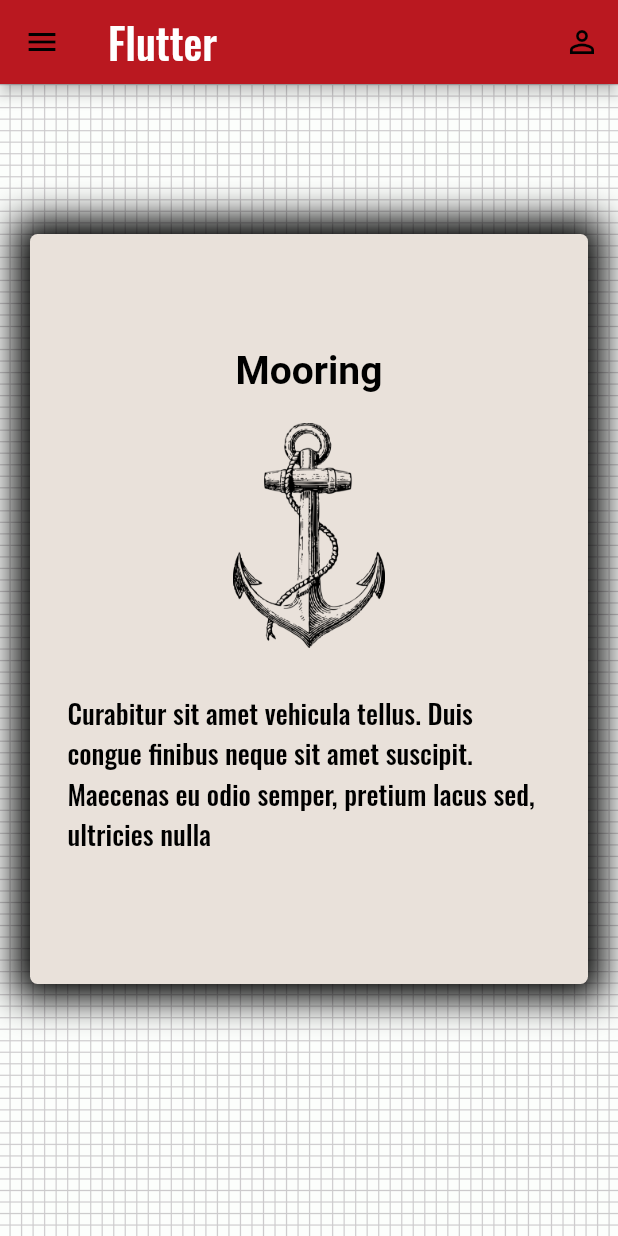
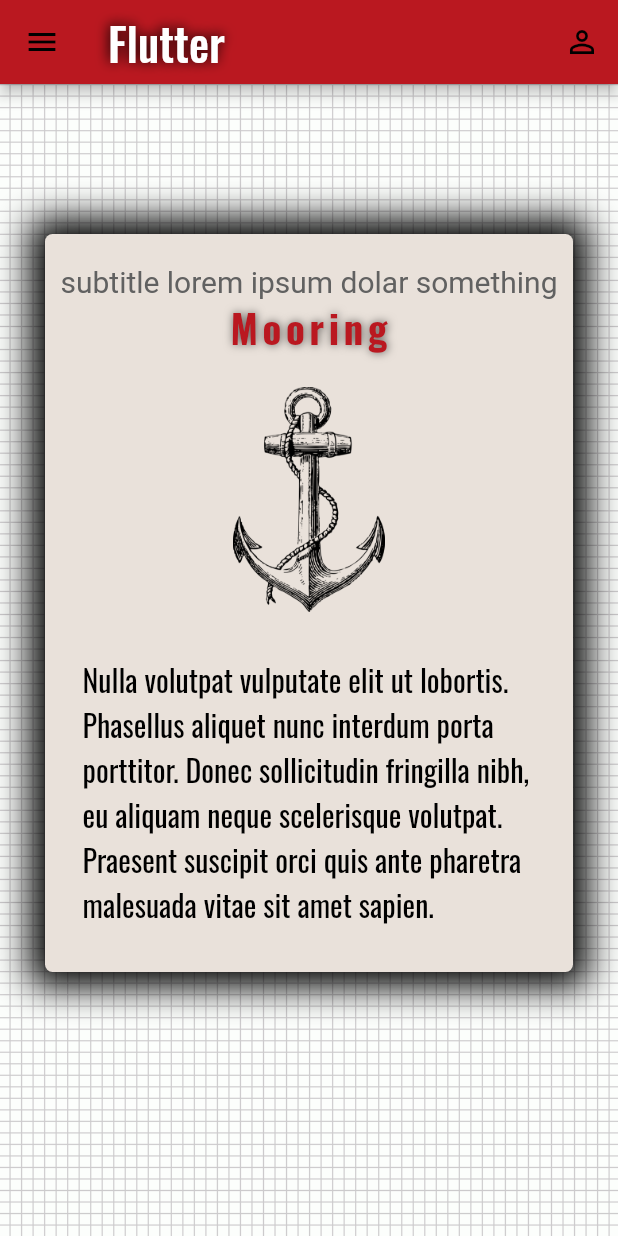
Before and after one commit to EYoung75/organizer, a Flutter app: the screen it shows after launch, swiped to page 2, on a phone screen of 412 x 824 dp. Run offline on Flutter 3.47's test engine with Material 2 defaults, Android fonts, the phone set to English and light mode, and no system bars; our stand-ins replace google_fonts; Roboto replaces fonts that are missing (Charm).

Commit message:
Fixed pod issue, exported page card into separate widget, finished page card styling and created constants file to contain themes and styles

```diff
--- /dev/null
+++ b/lib/constants.dart
@@ -0,0 +1,41 @@
+import 'package:flutter/material.dart';
+import 'package:google_fonts/google_fonts.dart';
+
+const red = Color.fromRGBO(186, 24, 32, 1);
+const bone = Color.fromRGBO(233, 225, 218, 1);
+
+dynamic titletext = GoogleFonts.oswald(
+  fontSize: 30,
+  color: Colors.white,
+  shadows: [
+    Shadow(
+      color: Color.fromRGBO(0, 0, 0, 1),
+      blurRadius: 10,
+      offset: Offset.fromDirection(10.0),
+    )
+  ],
+);
+
+dynamic subtitleText = GoogleFonts.oswald(
+  fontWeight: FontWeight.bold,
+  fontSize: 26,
+  color: red,
+  letterSpacing: 3.0,
+  shadows: [
+    Shadow(
+      color: Color.fromRGBO(0, 0, 0, .6),
+      blurRadius: 7,
+      offset: Offset.fromDirection(.1, .5 ),
+    )
+  ],
+);
+
+dynamic paragraphBlack = GoogleFonts.oswald(
+  fontSize: 20,
+  color: Colors.black,
+);
+
+dynamic paragraphGray = GoogleFonts.charm(
+  fontSize: 20,
+  color: Colors.grey[700],
+);
--- a/lib/main.dart
+++ b/lib/main.dart
@@ -1,5 +1,7 @@
 import 'package:flutter/material.dart';
 import 'package:google_fonts/google_fonts.dart';
+import './pageCard.dart';
+import './constants.dart';
 
 void main() {
   runApp(
@@ -13,31 +15,6 @@ class MyApp extends StatelessWidget {
     return MaterialApp(
       debugShowCheckedModeBanner: false,
       title: 'Organizer',
-      theme: ThemeData(
-        textTheme: TextTheme(
-          headline1: GoogleFonts.charm(
-            fontWeight: FontWeight.bold,
-            fontSize: 30,
-            color: Colors.black,
-            shadows: [
-              Shadow(
-                  color: Color.fromRGBO(0, 0, 0, .6),
-                  blurRadius: 10,
-                  offset: Offset.fromDirection(10.0))
-            ],
-          ),
-          bodyText2: GoogleFonts.charm(
-            fontWeight: FontWeight.bold,
-            fontSize: 26,
-            color: Colors.black,
-          ),
-          bodyText1: GoogleFonts.oswald(
-            fontSize: 18,
-            color: Colors.black,
-          ),
-        ),
-        visualDensity: VisualDensity.adaptivePlatformDensity,
-      ),
       home: Home(),
     );
   }
@@ -52,9 +29,7 @@ class HomeDrawer extends StatelessWidget {
       child: Container(
         decoration: BoxDecoration(
           image: DecorationImage(
-            image: AssetImage("/images/grid.png"),
-            fit: BoxFit.cover
-          ),
+              image: AssetImage("/images/grid.png"), fit: BoxFit.cover),
         ),
         child: (ListView(
           children: <Widget>[
@@ -112,7 +87,7 @@ class _HomeState extends State<Home> {
       drawer: HomeDrawer(),
       appBar: AppBar(
         iconTheme: IconThemeData(color: Colors.black),
-        backgroundColor: Color.fromRGBO(186, 24, 32, 1),
+        backgroundColor: red,
         actions: [
           IconButton(
             onPressed: () {},
@@ -121,10 +96,7 @@ class _HomeState extends State<Home> {
         ],
         title: Text(
           "Flutter",
-          style: Theme.of(context)
-              .textTheme
-              .bodyText1
-              .copyWith(color: Colors.white, fontSize: 28),
+          style: titletext
         ),
       ),
       body: Container(
@@ -149,172 +121,22 @@ class PageContainer extends StatelessWidget {
     return PageView(
       controller: PageController(initialPage: 0),
       children: [
-        PageOne(),
-        PageTwo(),
-        PageThree(),
+        PageCard(
+          'Mind Map',
+          'images/brain.png',
+          'Lorem ipsum dolor sit amet, consectetur adipiscing elit. Vestibulum non diam vel velit ullamcorper finibus vitae vel sapien. Phasellus ac risus aliquam, mollis felis vitae, pulvinar lacus.',
+        ),
+        PageCard(
+          'Mooring',
+          'images/anchor.png',
+          'Nulla volutpat vulputate elit ut lobortis. Phasellus aliquet nunc interdum porta porttitor. Donec sollicitudin fringilla nibh, eu aliquam neque scelerisque volutpat. Praesent suscipit orci quis ante pharetra malesuada vitae sit amet sapien. ',
+        ),
+        PageCard(
+          'Solidify',
+          'images/dragonfly.png',
+          'Duis elementum eu neque ut pharetra. Lorem ipsum dolor sit amet, consectetur adipiscing elit. In aliquam in ex eget congue. Nunc arcu dui, pharetra sit amet lacinia non, ullamcorper eu ante.',
+        ),
       ],
     );
   }
 }
-
-class PageOne extends StatelessWidget {
-  @override
-  Widget build(BuildContext context) {
-    return Container(
-      margin: EdgeInsets.symmetric(vertical: 100),
-      child: Column(
-        children: [
-          Container(
-            decoration: BoxDecoration(
-              boxShadow: [
-                BoxShadow(
-                  blurRadius: 20,
-                  color: Colors.black,
-                  spreadRadius: 10,
-                ),
-              ],
-              color: Color.fromRGBO(233, 225, 218, 1),
-              borderRadius: BorderRadius.circular(5),
-            ),
-            margin: EdgeInsets.symmetric(horizontal: 20),
-            height: 500,
-            width: double.infinity,
-            child: Center(
-              child: Column(
-                mainAxisAlignment: MainAxisAlignment.center,
-                children: [
-                  Text(
-                    "Mind Map",
-                  ),
-                  SizedBox(height: 20),
-                  Container(
-                    height: 150,
-                    child: Image.asset(
-                      "images/brain.png",
-                    ),
-                  ),
-                  SizedBox(height: 20),
-                  Container(
-                    margin: EdgeInsets.symmetric(horizontal: 25, vertical: 10),
-                    child: Text(
-                      "Lorem ipsum dolor sit amet, consectetur adipiscing elit. Duis eget porta odio, sit amet vestibulum sem. Aliquam pellentesque arcu sit amet magna ornare, vitae pellentesque nibh scelerisque. Integer rutrum, nisl sit amet eleifend placerat.",
-                      style: Theme.of(context).textTheme.bodyText1,
-                    ),
-                  )
-                ],
-              ),
-            ),
-          ),
-        ],
-      ),
-    );
-  }
-}
-
-class PageTwo extends StatelessWidget {
-  @override
-  Widget build(BuildContext context) {
-    return Container(
-      margin: EdgeInsets.symmetric(vertical: 100),
-      child: Column(
-        children: [
-          Container(
-            decoration: BoxDecoration(
-              boxShadow: [
-                BoxShadow(
-                  blurRadius: 20,
-                  color: Colors.black,
-                  spreadRadius: 10,
-                ),
-              ],
-              color: Color.fromRGBO(233, 225, 218, 1),
-              borderRadius: BorderRadius.circular(5),
-            ),
-            margin: EdgeInsets.symmetric(horizontal: 20),
-            height: 500,
-            width: double.infinity,
-            child: Center(
-              child: Column(
-                mainAxisAlignment: MainAxisAlignment.center,
-                children: [
-                  Text(
-                    "Mooring",
-                  ),
-                  SizedBox(height: 20),
-                  Container(
-                    height: 150,
-                    child: Image.asset(
-                      "images/anchor.png",
-                    ),
-                  ),
-                  SizedBox(height: 20),
-                  Container(
-                    margin: EdgeInsets.symmetric(horizontal: 25, vertical: 10),
-                    child: Text(
-                      "Curabitur sit amet vehicula tellus. Duis congue finibus neque sit amet suscipit. Maecenas eu odio semper, pretium lacus sed, ultricies nulla",
-                      style: Theme.of(context).textTheme.bodyText1,
-                    ),
-                  )
-                ],
-              ),
-            ),
-          ),
-        ],
-      ),
-    );
-  }
-}
-
-class PageThree extends StatelessWidget {
-  @override
-  Widget build(BuildContext context) {
-    return Container(
-      margin: EdgeInsets.symmetric(vertical: 100),
-      child: Column(
-        children: [
-          Container(
-            decoration: BoxDecoration(
-              boxShadow: [
-                BoxShadow(
-                  blurRadius: 20,
-                  color: Colors.black,
-                  spreadRadius: 10,
-                ),
-              ],
-              color: Color.fromRGBO(233, 225, 218, 1),
-              borderRadius: BorderRadius.circular(5),
-            ),
-            margin: EdgeInsets.symmetric(horizontal: 20),
-            height: 500,
-            width: double.infinity,
-            child: Center(
-              child: Column(
-                mainAxisAlignment: MainAxisAlignment.center,
-                children: [
-                  Text(
-                    "Solidify",
-                  ),
-                  SizedBox(height: 20),
-                  Container(
-                    height: 150,
-                    child: Image.asset(
-                      "images/dragonfly.png",
-                    ),
-                  ),
-                  SizedBox(height: 20),
-                  Container(
-                    margin: EdgeInsets.symmetric(horizontal: 25, vertical: 10),
-                    child: Text(
-                      "In tempor tellus et magna ultrices fermentum ut vel risus. Proin ultrices porttitor eros vel tristique. Vivamus luctus tellus odio, vitae pellentesque libero fermentum accumsan.",
-                      style: Theme.of(context).textTheme.bodyText1,
-                    ),
-                  )
-                ],
-              ),
-            ),
-          ),
-        ],
-      ),
-    );
-  }
-}
--- /dev/null
+++ b/lib/pageCard.dart
@@ -0,0 +1,64 @@
+import 'package:flutter/material.dart';
+import './constants.dart';
+
+class PageCard extends StatelessWidget {
+  final String title;
+  final String image;
+  final String description;
+
+  PageCard([this.title, this.image, this.description]);
+
+  @override
+  Widget build(BuildContext context) {
+    return Container(
+      margin: EdgeInsets.symmetric(vertical: 100),
+      child: Column(
+        children: [
+          Container(
+            decoration: BoxDecoration(
+              boxShadow: [
+                BoxShadow(
+                  blurRadius: 20,
+                  color: Colors.black,
+                  spreadRadius: 10,
+                ),
+              ],
+              color: bone,
+              borderRadius: BorderRadius.circular(5),
+            ),
+            margin: EdgeInsets.symmetric(horizontal: 30),
+            padding: EdgeInsets.symmetric(vertical: 20),
+            width: double.infinity,
+            child: Center(
+              child: Column(
+                mainAxisAlignment: MainAxisAlignment.center,
+                children: [
+                  Text("subtitle lorem ipsum dolar something", style: paragraphGray,),
+                  Text(
+                    title,
+                    style: subtitleText,
+                  ),
+                  SizedBox(height: 20),
+                  Container(
+                    height: 150,
+                    child: Image.asset(
+                      image,
+                    ),
+                  ),
+                  SizedBox(height: 20),
+                  Container(
+                    margin: EdgeInsets.symmetric(horizontal: 25, vertical: 10),
+                    child: Text(
+                      description,
+                      style: paragraphBlack,
+                    ),
+                  )
+                ],
+              ),
+            ),
+          ),
+        ],
+      ),
+    );
+  }
+}
--- a/pubspec.yaml
+++ b/pubspec.yaml
@@ -33,6 +33,8 @@ dependencies:
 dev_dependencies:
   flutter_test:
     sdk: flutter
+  path_provider: ^1.6.14
+
 
 # For information on the generic Dart part of this file, see the
 # following page: https://dart.dev/tools/pub/pubspec
```
Also changed, not shown: pubspec.lock, 4 other files.
